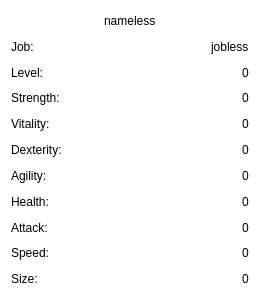
Old version of the form forms/characterinfodialog.ui in the repository SamuelPossamai/SimpleGameOfMine.
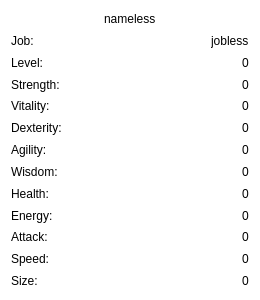
New version of the form.

Patch:
```diff
--- a/forms/characterinfodialog.ui
+++ b/forms/characterinfodialog.ui
@@ -18,6 +18,13 @@
 border-color: rgb(0, 0, 0);</string>
   </property>
   <layout class="QGridLayout" name="gridLayout">
+   <item row="11" column="0">
+    <widget class="QLabel" name="label_11">
+     <property name="text">
+      <string>Attack:</string>
+     </property>
+    </widget>
+   </item>
    <item row="7" column="0">
     <widget class="QLabel" name="label_3">
      <property name="text">
@@ -25,20 +32,6 @@
      </property>
     </widget>
    </item>
-   <item row="8" column="1" alignment="Qt::AlignRight">
-    <widget class="QLabel" name="healthLabel">
-     <property name="text">
-      <string>0</string>
-     </property>
-    </widget>
-   </item>
-   <item row="3" column="1" alignment="Qt::AlignRight">
-    <widget class="QLabel" name="levelLabel">
-     <property name="text">
-      <string>0</string>
-     </property>
-    </widget>
-   </item>
    <item row="3" column="0">
     <widget class="QLabel" name="label_4">
      <property name="text">
@@ -46,17 +39,38 @@
      </property>
     </widget>
    </item>
-   <item row="10" column="0">
-    <widget class="QLabel" name="label_5">
+   <item row="4" column="0">
+    <widget class="QLabel" name="label_6">
      <property name="text">
-      <string>Speed:</string>
+      <string>Strength:</string>
      </property>
     </widget>
    </item>
    <item row="9" column="0">
-    <widget class="QLabel" name="label_11">
+    <widget class="QLabel" name="label_7">
      <property name="text">
-      <string>Attack:</string>
+      <string>Health:</string>
+     </property>
+    </widget>
+   </item>
+   <item row="11" column="1" alignment="Qt::AlignRight">
+    <widget class="QLabel" name="attackLabel">
+     <property name="text">
+      <string>0</string>
+     </property>
+    </widget>
+   </item>
+   <item row="3" column="1" alignment="Qt::AlignRight">
+    <widget class="QLabel" name="levelLabel">
+     <property name="text">
+      <string>0</string>
+     </property>
+    </widget>
+   </item>
+   <item row="9" column="1" alignment="Qt::AlignRight">
+    <widget class="QLabel" name="healthLabel">
+     <property name="text">
+      <string>0</string>
      </property>
     </widget>
    </item>
@@ -67,6 +81,27 @@
      </property>
     </widget>
    </item>
+   <item row="8" column="1" alignment="Qt::AlignRight">
+    <widget class="QLabel" name="wisLabel">
+     <property name="text">
+      <string>0</string>
+     </property>
+    </widget>
+   </item>
+   <item row="5" column="1" alignment="Qt::AlignRight">
+    <widget class="QLabel" name="vitLabel">
+     <property name="text">
+      <string>0</string>
+     </property>
+    </widget>
+   </item>
+   <item row="12" column="0">
+    <widget class="QLabel" name="label_5">
+     <property name="text">
+      <string>Speed:</string>
+     </property>
+    </widget>
+   </item>
    <item row="6" column="0">
     <widget class="QLabel" name="label_10">
      <property name="text">
@@ -74,34 +109,6 @@
      </property>
     </widget>
    </item>
-   <item row="9" column="1" alignment="Qt::AlignRight">
-    <widget class="QLabel" name="attackLabel">
-     <property name="text">
-      <string>0</string>
-     </property>
-    </widget>
-   </item>
-   <item row="8" column="0">
-    <widget class="QLabel" name="label_7">
-     <property name="text">
-      <string>Health:</string>
-     </property>
-    </widget>
-   </item>
-   <item row="4" column="0">
-    <widget class="QLabel" name="label_6">
-     <property name="text">
-      <string>Strength:</string>
-     </property>
-    </widget>
-   </item>
-   <item row="5" column="1" alignment="Qt::AlignRight">
-    <widget class="QLabel" name="vitLabel">
-     <property name="text">
-      <string>0</string>
-     </property>
-    </widget>
-   </item>
    <item row="2" column="0">
     <widget class="QLabel" name="label_2">
      <property name="text">
@@ -109,7 +116,7 @@
      </property>
     </widget>
    </item>
-   <item row="10" column="1" alignment="Qt::AlignRight">
+   <item row="12" column="1" alignment="Qt::AlignRight">
     <widget class="QLabel" name="speedLabel">
      <property name="text">
       <string>0</string>
@@ -151,20 +158,41 @@
      </property>
     </widget>
    </item>
-   <item row="11" column="0">
+   <item row="13" column="0">
     <widget class="QLabel" name="label_13">
      <property name="text">
       <string>Size:</string>
      </property>
     </widget>
    </item>
-   <item row="11" column="1" alignment="Qt::AlignRight">
+   <item row="13" column="1" alignment="Qt::AlignRight">
     <widget class="QLabel" name="sizeLabel">
      <property name="text">
       <string>0</string>
      </property>
     </widget>
    </item>
+   <item row="8" column="0">
+    <widget class="QLabel" name="label">
+     <property name="text">
+      <string>Wisdom:</string>
+     </property>
+    </widget>
+   </item>
+   <item row="10" column="0">
+    <widget class="QLabel" name="label_9">
+     <property name="text">
+      <string>Energy:</string>
+     </property>
+    </widget>
+   </item>
+   <item row="10" column="1" alignment="Qt::AlignRight">
+    <widget class="QLabel" name="energyLabel">
+     <property name="text">
+      <string>0</string>
+     </property>
+    </widget>
+   </item>
   </layout>
  </widget>
  <resources/>
```
